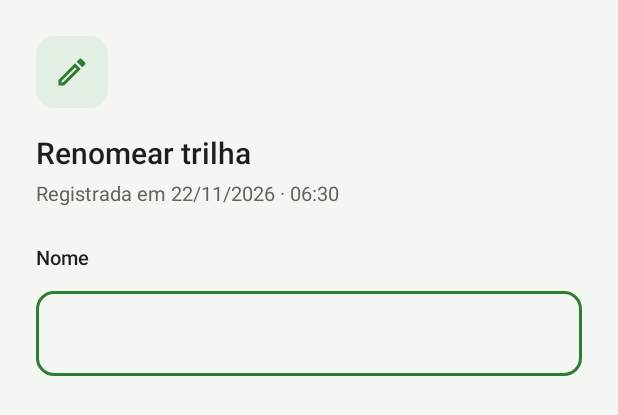
After one commit to ReynanFC/Sistema-Gerenciador-de-Trilha---Mobile, an Android app: the layout dialog_rename_trail.xml on its own in the app's theme, with its tools: preview values and no code run, on a phone screen of 412 x 824 dp. The commit adds this screen. Shown: the top 415 px of the screen. Run offline under Robolectric (Android 15) with nearby library versions, the phone set to English and light mode, and no system bars.

Commit message:
feat: Rename trail dialog (#31)
- RenameTrailDialog shared by the list and detail screens: date of the trail and name field
- Empty name keeps the dialog open with an error; unchanged name does nothing
- Rename saved off the UI thread through TrailDao, then the list reloads

Closes #31

```diff
--- /dev/null
+++ b/app/src/main/res/layout/dialog_rename_trail.xml
@@ -0,0 +1,65 @@
+<?xml version="1.0" encoding="utf-8"?>
+<!-- Rename trail dialog body (buttons come from MaterialAlertDialogBuilder).
+     Prototype: docs/prototipo/06-editar-nome.png -->
+<LinearLayout xmlns:android="http://schemas.android.com/apk/res/android"
+    xmlns:app="http://schemas.android.com/apk/res-auto"
+    xmlns:tools="http://schemas.android.com/tools"
+    android:layout_width="match_parent"
+    android:layout_height="wrap_content"
+    android:orientation="vertical"
+    android:paddingStart="@dimen/dialog_padding"
+    android:paddingTop="@dimen/dialog_padding"
+    android:paddingEnd="@dimen/dialog_padding">
+
+    <ImageView
+        android:layout_width="@dimen/dialog_icon_container"
+        android:layout_height="@dimen/dialog_icon_container"
+        android:background="@drawable/bg_menu_icon"
+        android:importantForAccessibility="no"
+        android:padding="12dp"
+        android:src="@drawable/ic_edit"
+        app:tint="@color/green_primary" />
+
+    <TextView
+        android:layout_width="wrap_content"
+        android:layout_height="wrap_content"
+        android:layout_marginTop="16dp"
+        android:fontFamily="sans-serif-medium"
+        android:text="@string/rename_title"
+        android:textColor="@color/text_primary"
+        android:textSize="@dimen/text_dialog_title" />
+
+    <TextView
+        android:id="@+id/text_rename_date"
+        android:layout_width="wrap_content"
+        android:layout_height="wrap_content"
+        android:layout_marginTop="4dp"
+        android:textColor="@color/text_secondary"
+        android:textSize="@dimen/text_card_subtitle"
+        tools:text="Registrada em 22/11/2026 · 06:30" />
+
+    <TextView
+        android:layout_width="wrap_content"
+        android:layout_height="wrap_content"
+        android:layout_marginTop="@dimen/spacing_large"
+        android:fontFamily="sans-serif-medium"
+        android:labelFor="@id/edit_rename"
+        android:text="@string/rename_name_label"
+        android:textColor="@color/text_primary"
+        android:textSize="@dimen/text_card_subtitle" />
+
+    <com.google.android.material.textfield.TextInputLayout
+        android:id="@+id/layout_rename"
+        style="@style/TrilhaApp.TextField"
+        android:layout_marginTop="@dimen/spacing_small">
+
+        <com.google.android.material.textfield.TextInputEditText
+            android:id="@+id/edit_rename"
+            android:layout_width="match_parent"
+            android:layout_height="wrap_content"
+            android:imeOptions="actionDone"
+            android:inputType="textCapSentences"
+            android:maxLength="60"
+            android:maxLines="1" />
+    </com.google.android.material.textfield.TextInputLayout>
+</LinearLayout>
--- a/app/src/main/res/values/dimens.xml
+++ b/app/src/main/res/values/dimens.xml
@@ -60,4 +60,9 @@
     <dimen name="list_fab_clearance">96dp</dimen>
     <dimen name="text_metric">12sp</dimen>
     <dimen name="empty_icon">64dp</dimen>
+
+    <!-- Dialogs -->
+    <dimen name="dialog_padding">24dp</dimen>
+    <dimen name="dialog_icon_container">48dp</dimen>
+    <dimen name="text_dialog_title">20sp</dimen>
 </resources>
--- a/app/src/main/res/values/strings.xml
+++ b/app/src/main/res/values/strings.xml
@@ -111,4 +111,13 @@
     <string name="list_load_error">Não foi possível carregar as trilhas</string>
     <string name="action_rename">Renomear</string>
     <string name="action_delete">Apagar</string>
+
+    <!-- Rename dialog -->
+    <string name="rename_title">Renomear trilha</string>
+    <string name="rename_recorded_at">Registrada em %1$s</string>
+    <string name="rename_name_label">Nome</string>
+    <string name="rename_name_required">O nome não pode ficar vazio</string>
+    <string name="rename_saved">Nome atualizado</string>
+    <string name="rename_error">Não foi possível renomear a trilha</string>
+    <string name="action_save">Salvar</string>
 </resources>
```
Also changed, not shown: app/src/main/java/com/reynanfc/sistema_gerenciador_trilha/activities/TrailListActivity.java (+8 -0 lines), app/src/main/java/com/reynanfc/sistema_gerenciador_trilha/dialog/RenameTrailDialog.java (added, +57 -0 lines).
